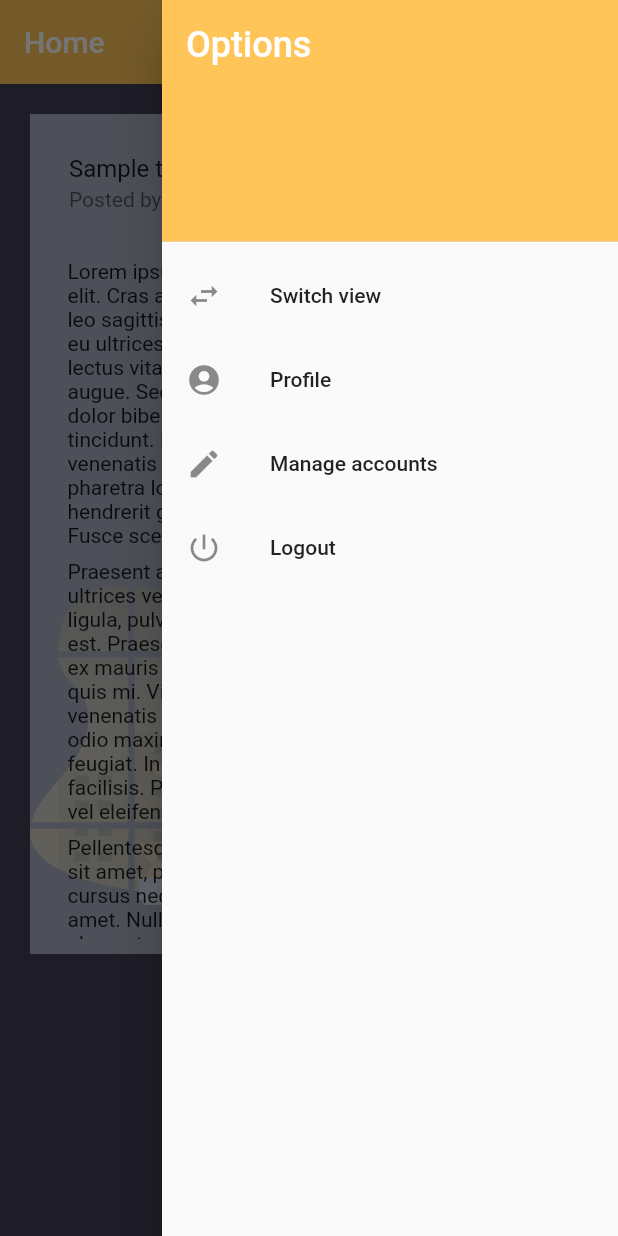
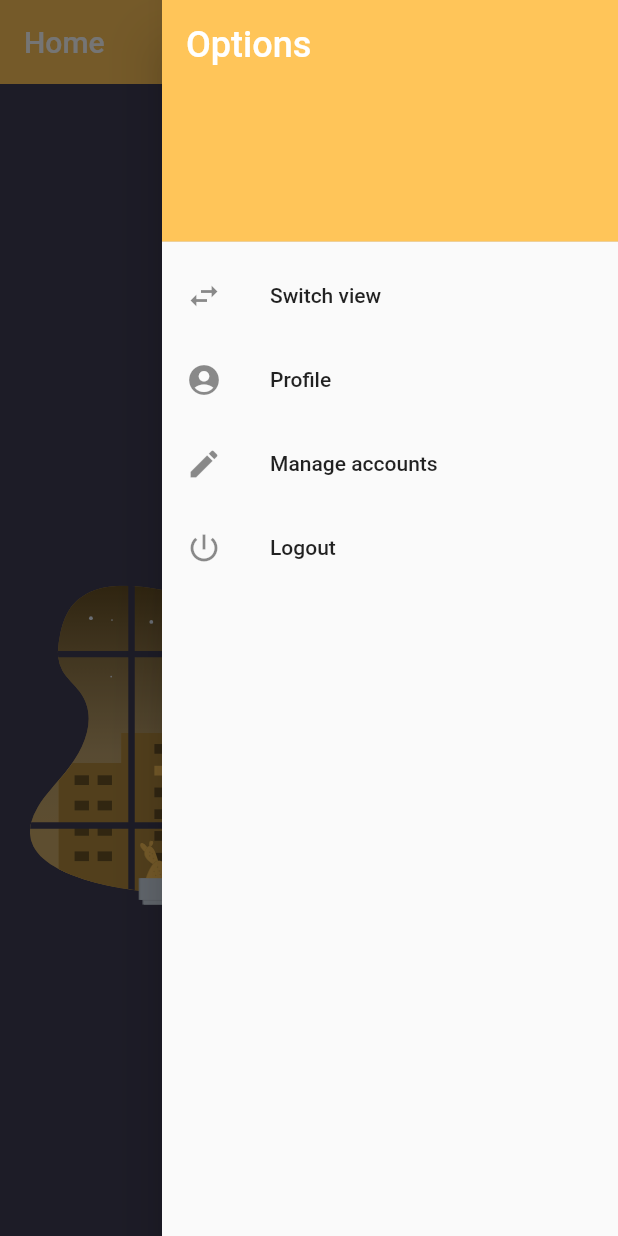
Before and after one commit to IrisBICS/SmartSparks, a Flutter app: the screen it shows once a user with an empty profile is signed in, with the side drawer open, on a phone screen of 412 x 824 dp. Run offline on Flutter 3.47's test engine with Material 2 defaults, Android fonts, the phone set to English and light mode, and no system bars; drawn by our look-alikes of flutter_markdown; our stand-ins replace cloud_firestore, firebase_auth, firebase_core, flutter_spinkit, flutter_svg, syncfusion_flutter_gauges; accounts and stored records are empty.

Commit message:
New topic feature & topics stream

```diff
--- a/lib/models/dataModels.dart
+++ b/lib/models/dataModels.dart
@@ -10,10 +10,6 @@ class Topic {
   final int sparksCount;
 
   Topic({this.topicID, this.title, this.description, this.publishDate, this.deadline, this.creatorID, this.creatorUsername, this.sparksCount});
-
-/*   void setTitle(title) {
-
-  } */
 
 }
 
--- a/lib/screens/home/components/topicsList.dart
+++ b/lib/screens/home/components/topicsList.dart
@@ -1,15 +1,11 @@
 import 'package:flutter/material.dart';
 import 'topicTile.dart';
 import 'package:smartsparks/models/dataModels.dart';
+import 'package:smartsparks/shared/constants.dart';
 
-class TopicsList extends StatefulWidget {
-  @override
-  _TopicsListState createState() => _TopicsListState();
-}
+class TopicsList extends StatelessWidget {
 
-class _TopicsListState extends State<TopicsList> {
-
-  final Topic sampleTopic = Topic(
+  /* final Topic sampleTopic = Topic(
     creatorID: 'C123',
     creatorUsername: 'Admin 1',
     topicID: 'T123',
@@ -21,22 +17,29 @@ Praesent a velit in lectus dictum scelerisque. Sed ultrices vehicula lorem ultri
 
 Pellentesque non sem fermentum, consequat leo sit amet, pretium odio. Phasellus elementum cursus neque, at euismod risus vestibulum sit amet. Nullam leo sapien, placerat ut aliquam quis, elementum non lorem. Duis varius ligula ac eros condimentum pellentesque. Sed non nisi rhoncus, sodales metus vel, pharetra libero. Nam hendrerit metus velit, at egestas lacus pretium ut. Class aptent taciti sociosqu ad litora torquent per conubia nostra, per inceptos himenaeos. Cras vel convallis diam. Orci varius natoque penatibus et magnis dis parturient montes, nascetur ridiculus mus. Suspendisse potenti.
   ''',
-  publishDate: '24/08/2020',
-  deadline: '10/01/2021',
-  sparksCount: 12,
-  );
+    publishDate: '24/08/2020',
+    deadline: '10/01/2021',
+    sparksCount: 12,
+  ); */
 
-  //Get topics data from firebase
+  final List<Topic> topics;
+
+  TopicsList({this.topics});
 
   @override
   Widget build(BuildContext context) {
-    return ListView.builder(
+    return topics != null ? ListView.builder(
       padding: EdgeInsets.all(10.0),
       scrollDirection: Axis.horizontal,
-      itemCount: 5, //Count of all topics
+      itemCount: topics.length,
       itemBuilder: (BuildContext context, int index) {
-        return TopicTile(topic: sampleTopic); //Pass in topics data
+        return TopicTile(topic: topics[index]);
       },
+    ) : Center(
+      child: Text(
+        "No topics currently",
+        style: TextStyle(color: white, fontSize: 40, fontWeight: FontWeight.bold)
+      ),
     );
   }
 }
--- a/lib/screens/home/homePage.dart
+++ b/lib/screens/home/homePage.dart
@@ -4,11 +4,18 @@ import 'package:smartsparks/shared/constants.dart';
 import 'components/topicsList.dart';
 import 'components/optionsTab.dart';
 import 'newTopicPage.dart';
+import 'package:smartsparks/services/database.dart';
+import 'package:provider/provider.dart';
+import 'package:smartsparks/models/ssuser.dart';
+import 'package:smartsparks/models/dataModels.dart';
 
 class HomePage extends StatelessWidget {
 
   @override
   Widget build(BuildContext context) {
+
+    final topics = Provider.of<List<Topic>>(context);
+
     return Scaffold(
       backgroundColor: darkGray,
       appBar: AppBar(
@@ -22,7 +29,7 @@ class HomePage extends StatelessWidget {
           child: Stack(
             children: <Widget>[
               BgImage(top: 320),
-              TopicsList(),
+              TopicsList(topics: topics,),
             ],
           )
         )
--- a/lib/screens/wrapper.dart
+++ b/lib/screens/wrapper.dart
@@ -1,8 +1,10 @@
 import 'package:flutter/material.dart';
+import 'package:smartsparks/services/database.dart';
 import 'home/homePage.dart';
 import 'authenticate/authenticate.dart';
 import 'package:provider/provider.dart';
 import 'package:smartsparks/models/ssuser.dart';
+import 'package:smartsparks/models/dataModels.dart';
 
 class Wrapper extends StatelessWidget {
   @override
@@ -10,6 +12,9 @@ class Wrapper extends StatelessWidget {
 
     final user = Provider.of<ProviderUser>(context);
 
-    return user != null ? HomePage() : Authenticate();
+    return user != null ? StreamProvider<List<Topic>>.value(
+      value: DatabaseService(uid: user.uid).topics,
+      child: HomePage()
+    ) : Authenticate();
   }
 }
```
Also changed, not shown: lib/screens/home/components/newTopic.dart (added, +132 -0 lines), lib/screens/home/newTopicPage.dart (+11 -104 lines), lib/services/database.dart (+32 -20 lines), lib/services/topicService.dart (added, +23 -0 lines).
